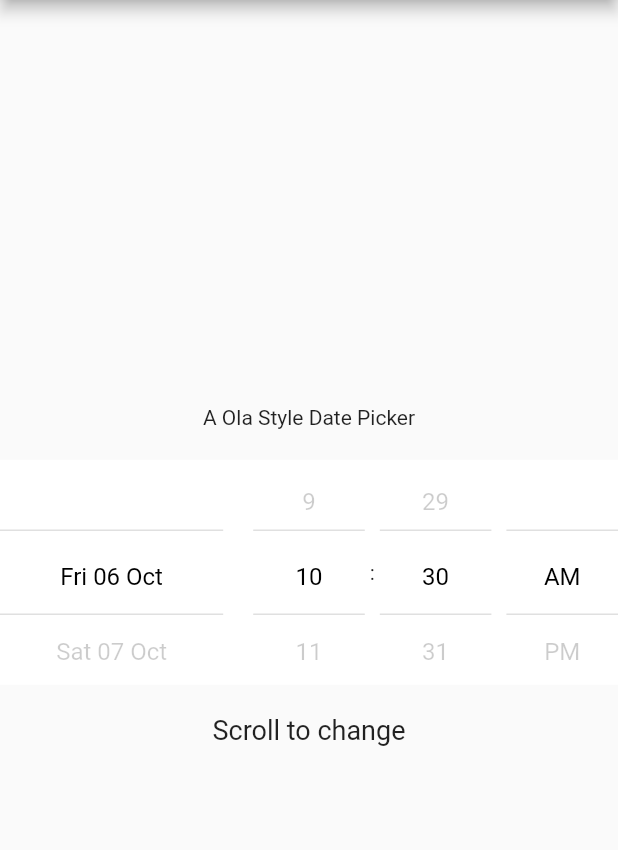
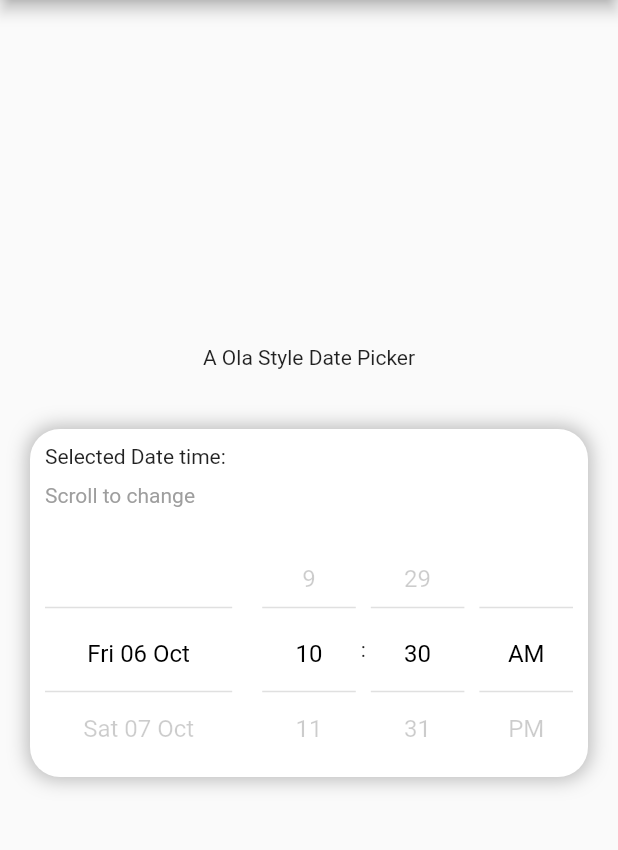
Before and after one commit to Nagaraj-kumaravel/ola_style_datetime_picker, a Flutter app: the screen it shows after launch, on a phone screen of 412 x 824 dp, the part 84-934 px from its top. Run offline on Flutter 3.47's test engine with Material 2 defaults, Android fonts, the phone set to English and light mode, and no system bars.

Commit message:
example added

```diff
--- a/example/lib/main.dart
+++ b/example/lib/main.dart
@@ -34,36 +34,68 @@ class MyHomePage extends StatefulWidget {
 }
 
 class _MyHomePageState extends State<MyHomePage> {
-  DateTime? selectedTime;
+  DateTime? selectedDateTime;
 
 
   @override
   Widget build(BuildContext context) {
 
     return Scaffold(
-      body: Column(
+      body: Container(
+        padding: EdgeInsets.symmetric(horizontal: 20,vertical: 10),
+        child: Column(
           mainAxisAlignment: MainAxisAlignment.center,
           crossAxisAlignment: CrossAxisAlignment.start,
           children: [
             Align(
               alignment: Alignment.center,
                 child: Text('A Ola Style Date Picker')),
-          SizedBox(height: 20,),
+            SizedBox(height: 40,),
+
+            Container(
+              padding: EdgeInsets.all(10),
+              decoration: BoxDecoration(
+                color: Colors.white,
+                borderRadius: BorderRadius.circular(20),
+                boxShadow: const [
+                  BoxShadow(
+                      color: Colors.black26,
+                      blurRadius: 10,
+                      spreadRadius: 2)
+                ],
+              ),
+              child: Column(
+                crossAxisAlignment: CrossAxisAlignment.start,
+                children: [
+                  Text(
+                    'Selected Date time:',
+                    style: TextStyle(
+                        fontSize: 14
+                    ),
+                  ),
+                  SizedBox(height: 10,),
+                  Text(selectedDateTime!=null?DateFormat('dd MMM, hh:mm a').format(selectedDateTime!):'Scroll to change',
+                    style: TextStyle(
+                        fontSize: 14,
+                      color: Colors.grey
+                    ),),
+                  SizedBox(
+                    height: 20,
+                  ),
                   OlaStyleDateTimePicker(startDate: DateTime.now(), endDate: DateTime.now().add(Duration(days: 365*2)), selectedDate: DateTime.now(),
                       onChanged:(dateTime){
                         setState(() {
-                  selectedTime = dateTime;
+                          selectedDateTime = dateTime;
                         });
                   }),
+                ],
+              ),
+            ),
             SizedBox(height: 20,),
-          Align(
-            alignment: Alignment.center,
-              child: Text(selectedTime!=null?DateFormat('dd-MM-yyyy').format(selectedTime!):'Scroll to change',
-              style: TextStyle(
-                fontSize: 18
-              ),))
           ],
+        ),
       ),
     );
   }
+
 }
--- a/pubspec.yaml
+++ b/pubspec.yaml
@@ -1,6 +1,6 @@
 name: ola_style_datetime_picker
 description: Ola style datetimepicker.
-version: 0.0.1
+version: 0.0.2
 homepage: https://github.com/Nagaraj-kumaravel/ola_style_datetime_picker.git
 
 environment:
```
Also changed, not shown: example/pubspec.lock, 4 other files. Lines whose indentation alone changed are shown as unchanged.
